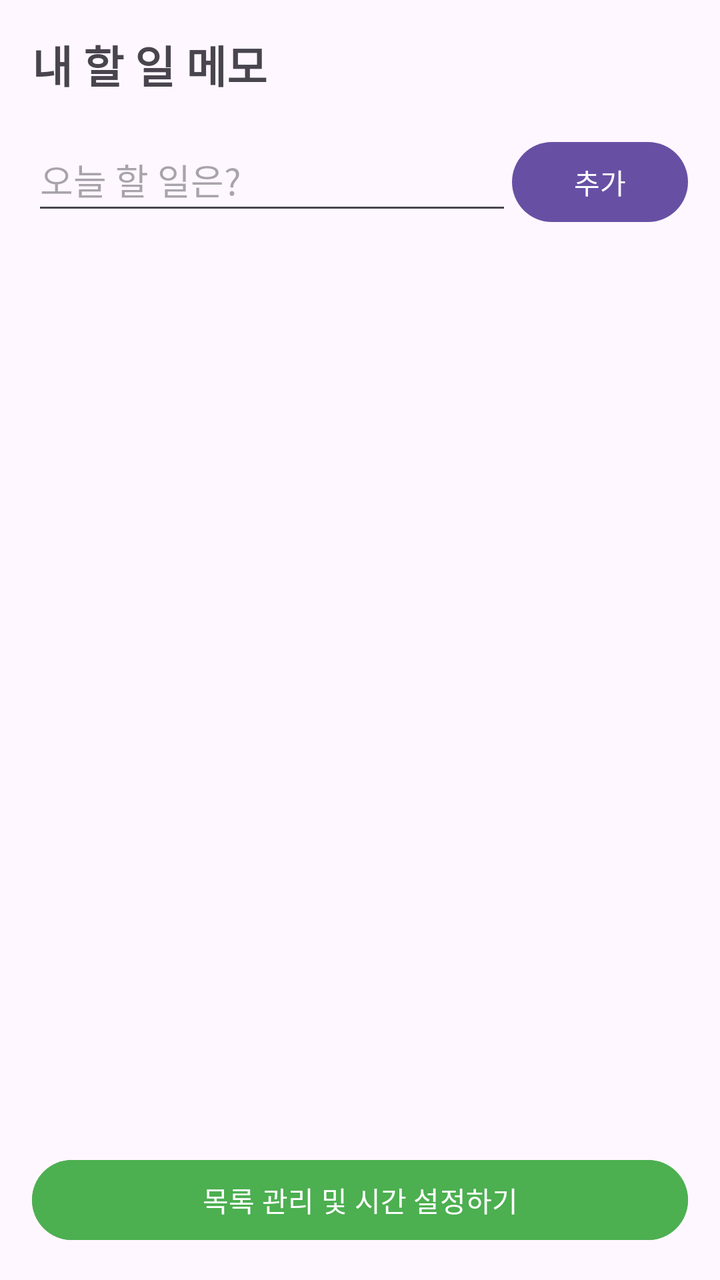
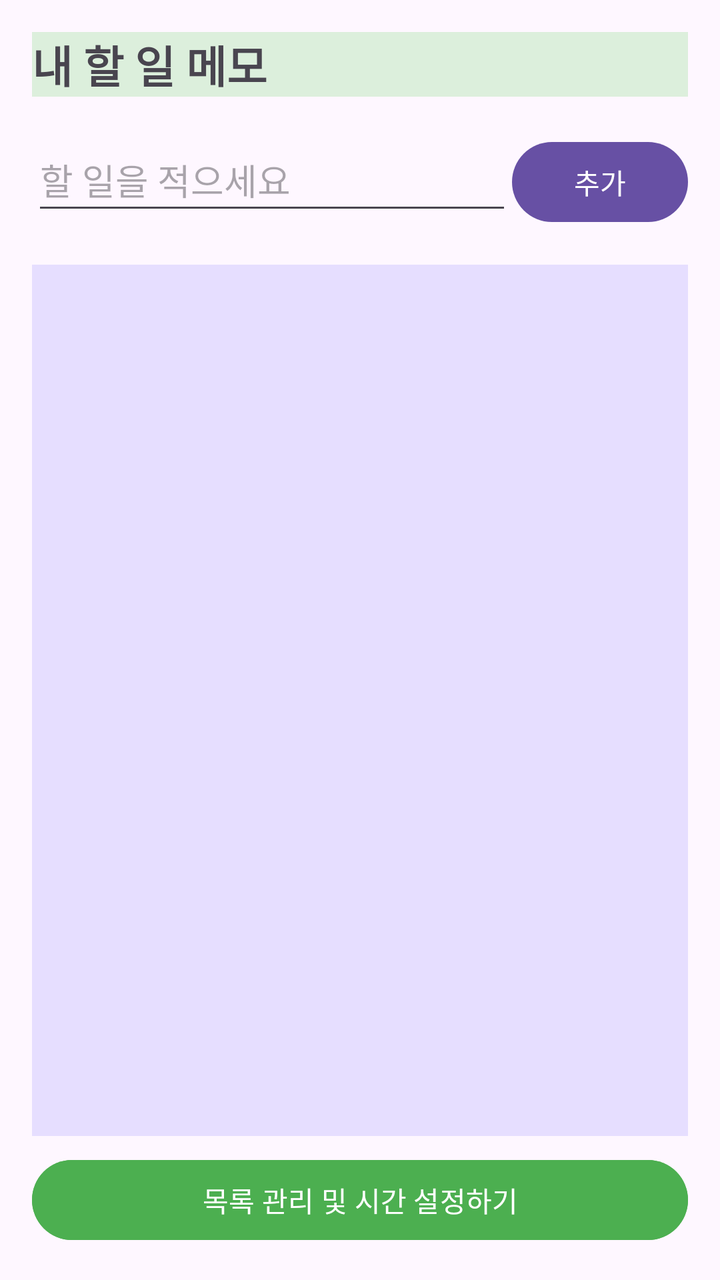

Before-and-after screenshots of an Android layout around one commit, followed by the original layout XML and the change that was made.
<!-- AndroidManifest.xml: application theme Theme.MyApplicationTest -->
<!-- res/layout/activity_main.xml -->
<?xml version="1.0" encoding="utf-8"?>
<LinearLayout xmlns:android="http://schemas.android.com/apk/res/android"
    android:layout_width="match_parent"
    android:layout_height="match_parent"
    android:orientation="vertical"
    android:padding="16dp">

    <TextView
        android:layout_width="wrap_content"
        android:layout_height="wrap_content"
        android:text="내 할 일 메모"
        android:textSize="22sp"
        android:textStyle="bold"
        android:layout_marginBottom="16dp" />

    <LinearLayout
        android:layout_width="match_parent"
        android:layout_height="wrap_content"
        android:orientation="horizontal"
        android:layout_marginBottom="8dp">
        <EditText
            android:id="@+id/et_todo"
            android:layout_width="0dp"
            android:layout_height="wrap_content"
            android:layout_weight="1"
            android:hint="오늘 할 일은?"
            android:minHeight="48dp" />
        <Button
            android:id="@+id/btn_add"
            android:layout_width="wrap_content"
            android:layout_height="wrap_content"
            android:text="추가" />
    </LinearLayout>

    <ListView
        android:id="@+id/lv_todo"
        android:layout_width="match_parent"
        android:layout_height="0dp"
        android:layout_weight="1"
        android:layout_marginTop="12dp" />

    <Button
        android:id="@+id/btn_complete"
        android:layout_width="match_parent"
        android:layout_height="wrap_content"
        android:text="목록 관리 및 시간 설정하기"
        android:backgroundTint="#4CAF50"
        android:textColor="#FFFFFF"
        android:layout_marginTop="8dp" />
</LinearLayout>
<!-- resources referenced by this layout -->
<resources>
  <style name="Theme.MyApplicationTest" parent="Base.Theme.MyApplicationTest" />
  <style name="Base.Theme.MyApplicationTest" parent="Theme.Material3.DayNight.NoActionBar">
          
          
      </style>
</resources>

<!-- the commit's change to res/layout/activity_main.xml (unified diff, before → after) -->
@@ -6,12 +6,14 @@
     android:padding="16dp">
 
     <TextView
-        android:layout_width="wrap_content"
+        android:layout_width="548dp"
         android:layout_height="wrap_content"
+        android:layout_marginBottom="16dp"
+        android:background="#DCEFDC"
         android:text="내 할 일 메모"
         android:textSize="22sp"
-        android:textStyle="bold"
-        android:layout_marginBottom="16dp" />
+        android:textStyle="bold" />
+:
 
     <LinearLayout
         android:layout_width="match_parent"
@@ -23,7 +25,7 @@
             android:layout_width="0dp"
             android:layout_height="wrap_content"
             android:layout_weight="1"
-            android:hint="오늘 할 일은?"
+            android:hint="할 일을 적으세요"
             android:minHeight="48dp" />
         <Button
             android:id="@+id/btn_add"
@@ -32,12 +34,14 @@
             android:text="추가" />
     </LinearLayout>
 
+
     <ListView
         android:id="@+id/lv_todo"
         android:layout_width="match_parent"
         android:layout_height="0dp"
+        android:layout_marginTop="12dp"
         android:layout_weight="1"
-        android:layout_marginTop="12dp" />
+        android:background="@color/material_dynamic_tertiary90" />
 
     <Button
         android:id="@+id/btn_complete"
